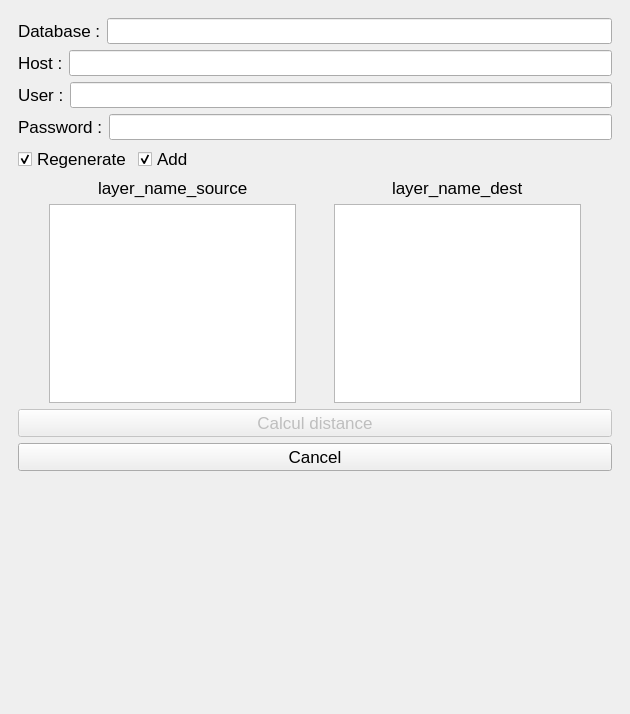
This is diagwayprojection/DiagwayProjection_dockwidget_base.ui in StundFR/diagway as Qt 5 draws it before an edit. The edited form follows.
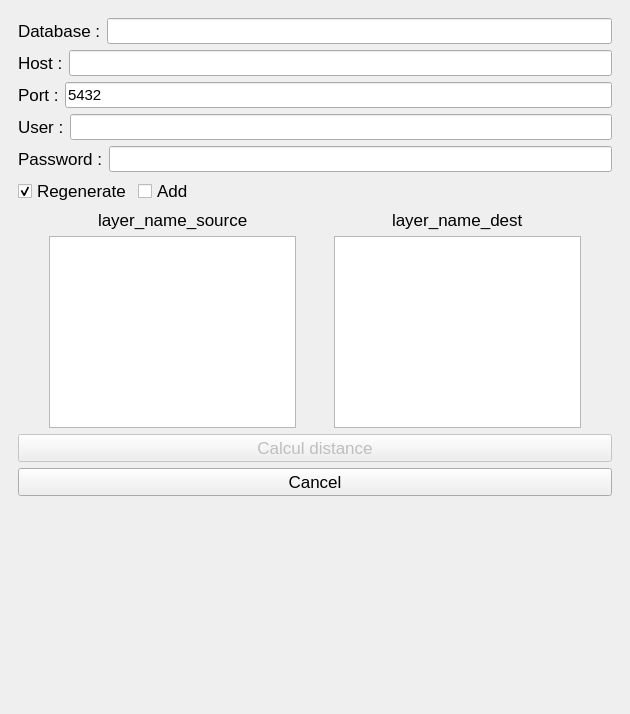
This is the edited form. Custom widgets are drawn as their Qt base class.

Commit message: Changement de nom des fonctions et ajout du port lors de la connection à la BDD

What changed in the file:
```diff
--- a/diagwayprojection/DiagwayProjection_dockwidget_base.ui
+++ b/diagwayprojection/DiagwayProjection_dockwidget_base.ui
@@ -1338,22 +1338,69 @@
       </widget>
       <widget class="QWidget" name="page">
        <layout class="QGridLayout" name="gridLayout_2">
-        <item row="0" column="0">
-         <layout class="QHBoxLayout" name="horizontalLayout_20">
+        <item row="5" column="0">
+         <layout class="QHBoxLayout" name="horizontalLayout_27">
           <item>
-           <widget class="QLabel" name="label_database">
+           <widget class="QCheckBox" name="checkBox_regenerate">
             <property name="font">
              <font>
               <pointsize>13</pointsize>
              </font>
             </property>
             <property name="text">
-             <string>Database :</string>
+             <string>Regenerate</string>
             </property>
+            <property name="checked">
+             <bool>true</bool>
+            </property>
            </widget>
           </item>
           <item>
-           <widget class="QLineEdit" name="lineEdit_database">
+           <widget class="QCheckBox" name="checkBox_add">
+            <property name="font">
+             <font>
+              <pointsize>13</pointsize>
+             </font>
+            </property>
+            <property name="text">
+             <string>Add</string>
+            </property>
+            <property name="checked">
+             <bool>false</bool>
+            </property>
+           </widget>
+          </item>
+          <item>
+           <spacer name="horizontalSpacer_28">
+            <property name="orientation">
+             <enum>Qt::Horizontal</enum>
+            </property>
+            <property name="sizeHint" stdset="0">
+             <size>
+              <width>40</width>
+              <height>20</height>
+             </size>
+            </property>
+           </spacer>
+          </item>
+         </layout>
+        </item>
+        <item row="3" column="0">
+         <layout class="QHBoxLayout" name="horizontalLayout_22">
+          <item>
+           <widget class="QLabel" name="label_user">
+            <property name="font">
+             <font>
+              <pointsize>13</pointsize>
+             </font>
+            </property>
+            <property name="text">
+             <string>User :</string>
+            </property>
+           </widget>
+          </item>
+          <item>
+           <widget class="QLineEdit" name="lineEdit_user">
             <property name="enabled">
              <bool>true</bool>
             </property>
@@ -1400,38 +1447,7 @@
           </item>
          </layout>
         </item>
-        <item row="2" column="0">
-         <layout class="QHBoxLayout" name="horizontalLayout_22">
-          <item>
-           <widget class="QLabel" name="label_user">
-            <property name="font">
-             <font>
-              <pointsize>13</pointsize>
-             </font>
-            </property>
-            <property name="text">
-             <string>User :</string>
-            </property>
-           </widget>
-          </item>
-          <item>
-           <widget class="QLineEdit" name="lineEdit_user">
-            <property name="enabled">
-             <bool>true</bool>
-            </property>
-            <property name="font">
-             <font>
-              <pointsize>11</pointsize>
-             </font>
-            </property>
-            <property name="clearButtonEnabled">
-             <bool>false</bool>
-            </property>
-           </widget>
-          </item>
-         </layout>
-        </item>
-        <item row="3" column="0">
+        <item row="4" column="0">
          <layout class="QHBoxLayout" name="horizontalLayout_23">
           <item>
            <widget class="QLabel" name="label_password">
@@ -1468,54 +1484,53 @@
           </item>
          </layout>
         </item>
-        <item row="4" column="0">
-         <layout class="QHBoxLayout" name="horizontalLayout_27">
+        <item row="0" column="0">
+         <layout class="QHBoxLayout" name="horizontalLayout_20">
           <item>
-           <widget class="QCheckBox" name="checkBox_regenerate">
+           <widget class="QLabel" name="label_database">
             <property name="font">
              <font>
               <pointsize>13</pointsize>
              </font>
             </property>
             <property name="text">
-             <string>Regenerate</string>
+             <string>Database :</string>
             </property>
-            <property name="checked">
-             <bool>true</bool>
-            </property>
            </widget>
           </item>
           <item>
-           <widget class="QCheckBox" name="checkBox_add">
+           <widget class="QLineEdit" name="lineEdit_database">
+            <property name="enabled">
+             <bool>true</bool>
+            </property>
             <property name="font">
              <font>
-              <pointsize>13</pointsize>
+              <pointsize>11</pointsize>
              </font>
             </property>
-            <property name="text">
-             <string>Add</string>
+            <property name="clearButtonEnabled">
+             <bool>false</bool>
             </property>
-            <property name="checked">
-             <bool>true</bool>
-            </property>
            </widget>
           </item>
-          <item>
-           <spacer name="horizontalSpacer_28">
-            <property name="orientation">
-             <enum>Qt::Horizontal</enum>
-            </property>
-            <property name="sizeHint" stdset="0">
-             <size>
-              <width>40</width>
-              <height>20</height>
-             </size>
-            </property>
-           </spacer>
-          </item>
          </layout>
         </item>
-        <item row="5" column="0">
+        <item row="7" column="0">
+         <widget class="QPushButton" name="push_calcul_page4">
+          <property name="enabled">
+           <bool>false</bool>
+          </property>
+          <property name="font">
+           <font>
+            <pointsize>13</pointsize>
+           </font>
+          </property>
+          <property name="text">
+           <string>Calcul distance</string>
+          </property>
+         </widget>
+        </item>
+        <item row="6" column="0">
          <layout class="QHBoxLayout" name="horizontalLayout_26">
           <item>
            <spacer name="horizontalSpacer_27">
@@ -1692,34 +1707,7 @@
           </item>
          </layout>
         </item>
-        <item row="6" column="0">
-         <widget class="QPushButton" name="push_calcul_page4">
-          <property name="enabled">
-           <bool>false</bool>
-          </property>
-          <property name="font">
-           <font>
-            <pointsize>13</pointsize>
-           </font>
-          </property>
-          <property name="text">
-           <string>Calcul distance</string>
-          </property>
-         </widget>
-        </item>
-        <item row="7" column="0">
-         <widget class="QPushButton" name="push_cancel_page4">
-          <property name="font">
-           <font>
-            <pointsize>13</pointsize>
-           </font>
-          </property>
-          <property name="text">
-           <string>Cancel</string>
-          </property>
-         </widget>
-        </item>
-        <item row="8" column="0">
+        <item row="9" column="0">
          <spacer name="verticalSpacer_15">
           <property name="orientation">
            <enum>Qt::Vertical</enum>
@@ -1732,6 +1720,55 @@
           </property>
          </spacer>
         </item>
+        <item row="8" column="0">
+         <widget class="QPushButton" name="push_cancel_page4">
+          <property name="font">
+           <font>
+            <pointsize>13</pointsize>
+           </font>
+          </property>
+          <property name="text">
+           <string>Cancel</string>
+          </property>
+         </widget>
+        </item>
+        <item row="2" column="0">
+         <layout class="QHBoxLayout" name="horizontalLayout_28">
+          <item>
+           <widget class="QLabel" name="label_port">
+            <property name="font">
+             <font>
+              <pointsize>13</pointsize>
+             </font>
+            </property>
+            <property name="text">
+             <string>Port :</string>
+            </property>
+           </widget>
+          </item>
+          <item>
+           <widget class="QLineEdit" name="lineEdit_port">
+            <property name="enabled">
+             <bool>true</bool>
+            </property>
+            <property name="font">
+             <font>
+              <pointsize>11</pointsize>
+             </font>
+            </property>
+            <property name="text">
+             <string>5432</string>
+            </property>
+            <property name="placeholderText">
+             <string/>
+            </property>
+            <property name="clearButtonEnabled">
+             <bool>false</bool>
+            </property>
+           </widget>
+          </item>
+         </layout>
+        </item>
        </layout>
       </widget>
      </widget>
```
Left out of the diff: 4 changed lines with no effect on the pictures. The commit also changes 6 other files.
